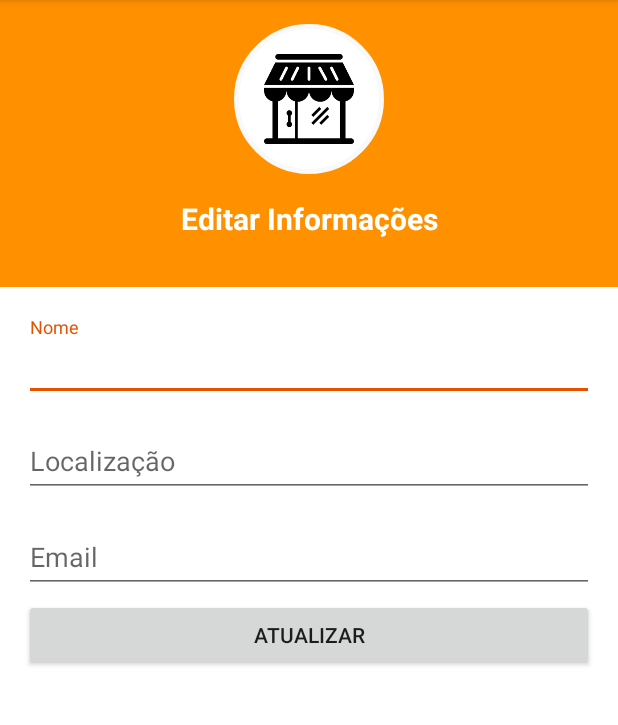
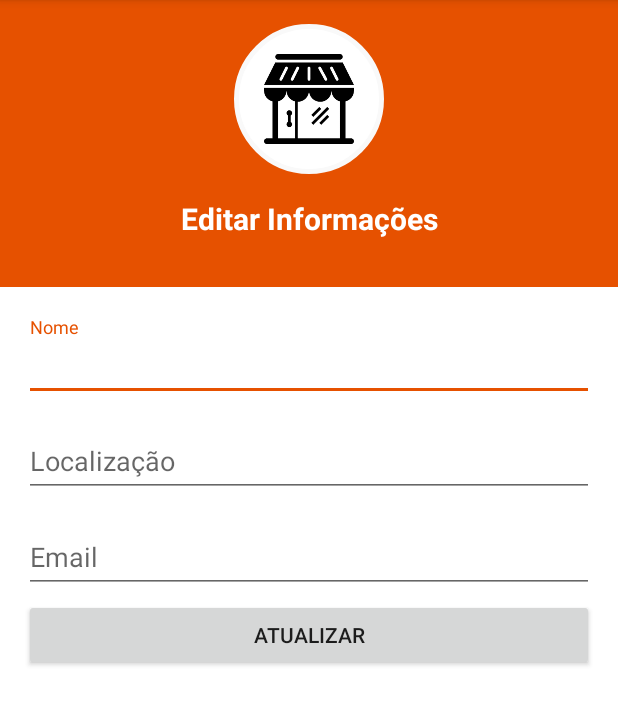
Before and after one commit to oandrevictor/Unifood, an Android app: the RestaurantEditActivity screen opened directly, with no data from a screen before it, on a phone screen of 412 x 824 dp, the part 84-809 px from its top. Run offline under Robolectric (Android 15) with nearby library versions, the phone set to English and light mode, and no system bars; our stand-ins replace ButterKnife, Firebase (no records; nobody signed in at launch, a user with empty details on screens opened directly).

Commit message:
Atualiza nota de rating em lista de restaurantes e modificar cor em edicao de restaurante

```diff
--- a/app/src/main/java/com/example/unifood/adapters/RestaurantListAdapter.java
+++ b/app/src/main/java/com/example/unifood/adapters/RestaurantListAdapter.java
@@ -48,6 +48,7 @@ public class RestaurantListAdapter extends RecyclerView.Adapter<RestaurantListAd
             holder.setRestaurant(rst);
             holder.titleTextView.setText(rst.getName());
             holder.localizationTextView.setText(rst.getLocalization());
+            holder.rating.setText(Float.toString(rst.getRating()));
         }
 
     }
--- a/app/src/main/res/layout/activity_restaurant_edit.xml
+++ b/app/src/main/res/layout/activity_restaurant_edit.xml
@@ -14,7 +14,7 @@
     android:orientation="vertical"
     android:layout_width="match_parent"
     android:layout_height="wrap_content"
-    android:background="@color/secondaryColor"
+    android:background="@color/colorPrimary"
     android:paddingTop="@dimen/activity_vertical_margin"
     android:paddingBottom="@dimen/activity_vertical_margin">
 
--- a/app/src/main/res/layout/item_restaurant_list.xml
+++ b/app/src/main/res/layout/item_restaurant_list.xml
@@ -52,7 +52,6 @@
 
 
             <TextView
-                android:text="3.5"
                 android:layout_width="wrap_content"
                 android:layout_height="wrap_content"
                 android:id="@+id/restaurant_rating_value"
```
Also changed, not shown: app/src/main/java/com/example/unifood/activities/RestaurantHomeActivity.java (+8 -0 lines).
